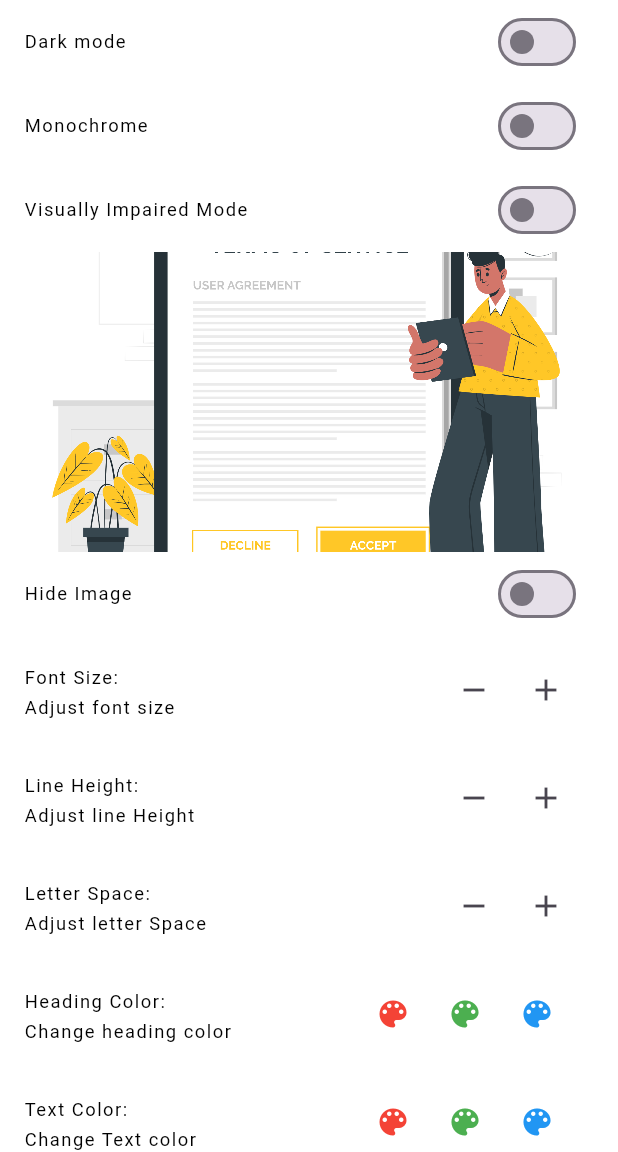
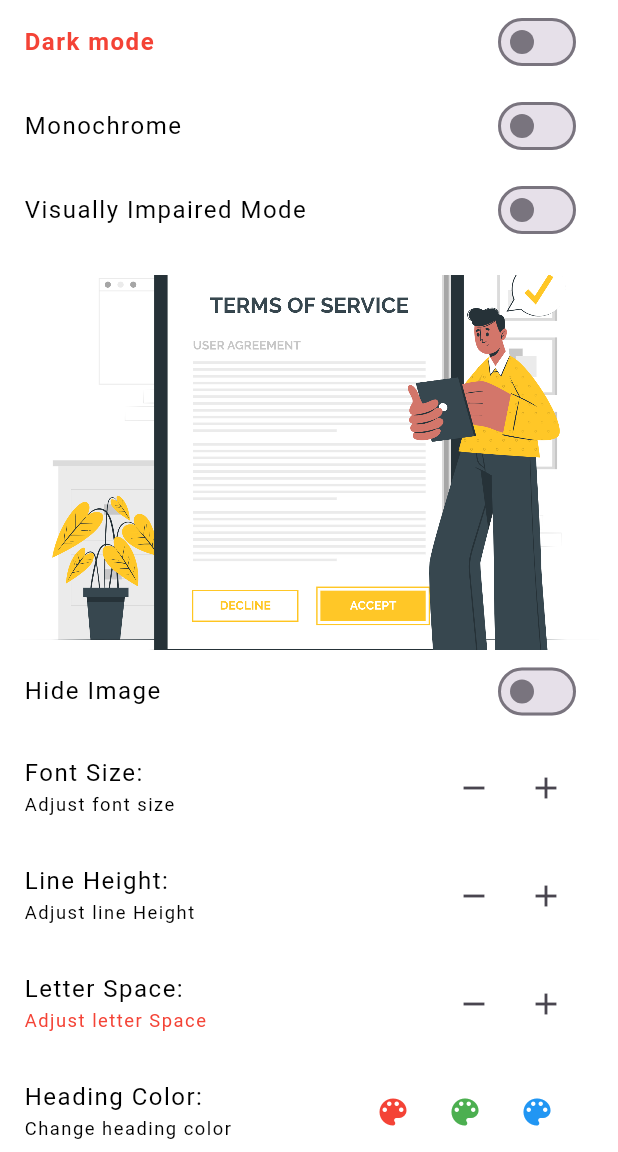
Before and after one commit to SSutharsangit/Accessibility, a Flutter app: the screen it shows after launch, after a tap on the "remove" icon, on a phone screen of 412 x 824 dp, the part 84-1236 px from its top. Run offline on Flutter 3.47's test engine with Material 3 defaults, Android fonts, the phone set to English and light mode, and no system bars.

Commit message:
changes and bug fixed

```diff
--- a/lib/accessibility_features.dart
+++ b/lib/accessibility_features.dart
@@ -1,6 +1,8 @@
 import 'package:flutter/material.dart';
 
 enum AppTheme { light, dark, highContrast }
+
+enum MonochromeMode { off, on }
 
 class AccessibilityFeatures extends ChangeNotifier {
   AppTheme _currentTheme = AppTheme.light;
@@ -13,12 +15,12 @@ class AccessibilityFeatures extends ChangeNotifier {
   Color _textBgColor = Colors.transparent; // Default text background color
   Color _scaldBgColor = Colors.white; // Default scaffold background color
   double _lineHeight = 1.0; // Default line height
-  double _letterSpacing= 1.0;
-  bool _monochrome=false;
-  Color _imageColor=Colors.white;
-  bool _imageVisibility=true;
-  Alignment _textAlignment=Alignment.centerLeft;
-
+  double _letterSpacing = 1.0;
+  // bool _monochrome = false;
+  Color _imageColor = Colors.white;
+  bool _imageVisibility = true;
+  Alignment _textAlignment = Alignment.centerLeft;
+  MonochromeMode _monochrome = MonochromeMode.off;
 
   // Constructor to initialize the theme
   AccessibilityFeatures() {
@@ -33,7 +35,7 @@ class AccessibilityFeatures extends ChangeNotifier {
   double get currentFontSize => _currentFontSize;
   bool get colorBlindMode => _colorBlindMode;
   bool get impairedMode => _impairedMode;
-  bool get monochrome => _monochrome;
+  MonochromeMode get monochrome => _monochrome;
   double get textScaleFactor => _textScaleFactor;
   Color get headingColor => _headingColor;
   Color get textColor => _textColor;
@@ -41,26 +43,31 @@ class AccessibilityFeatures extends ChangeNotifier {
   Color get scaldBgColor => _scaldBgColor;
   double get lineHeight => _lineHeight;
   double get letterSpacing => _letterSpacing;
-  Color get imageColor=>_imageColor;
-  bool  get imageVisibility=>_imageVisibility;
-  Alignment get textAlignment=>_textAlignment;
+  Color get imageColor => _imageColor;
+  bool get imageVisibility => _imageVisibility;
+  Alignment get textAlignment => _textAlignment;
 
   // Method to set the theme
   void setTheme(AppTheme theme) {
     _currentTheme = theme;
+    // print("_currentTheme $_currentTheme");
     notifyListeners(); // Notify listeners to update UI
   }
 
   // Method to increase font size
   void increaseFontSize() {
+    if (_currentFontSize <= 24) {
       _currentFontSize += 2.0;
       updateTextScaleFactor();
+    }
   }
 
   // Method to decrease font size
   void decreaseFontSize() {
+    if (_currentFontSize >= 12) {
       _currentFontSize -= 2.0;
       updateTextScaleFactor();
+    }
   }
 
   // Method to toggle color blind mode
@@ -77,19 +84,37 @@ class AccessibilityFeatures extends ChangeNotifier {
     _impairedMode = !_impairedMode;
     notifyListeners(); // Notify listeners to update UI
   }
+
+  void disableDarkMode() {
+    _currentTheme = AppTheme.light;
+    notifyListeners(); // Notify listeners to update UI
+  }
+
+  void disableLightMode() {
+    _currentTheme = AppTheme.dark;
+    notifyListeners(); // Notify listeners to update UI
+  }
+
   void toggleMonochrome() {
-  _monochrome = !_monochrome;
-  if (_monochrome) {
-    // Set colors to monochrome
+    _monochrome = _monochrome == MonochromeMode.off
+        ? MonochromeMode.on
+        : MonochromeMode.off;
+
+    final bool isMonochrome = _monochrome == MonochromeMode.on;
+    final bool isDarkTheme = _scaldBgColor == Colors.black;
+
+    if (!isMonochrome) {
+      // Set colors based on theme and monochrome mode
+      _textColor = isDarkTheme ? Colors.white : Colors.black;
+      _headingColor = isDarkTheme ? Colors.white : Colors.black;
+      _imageColor = Colors.white; // Always white in non-monochrome mode
+    } else {
+      // Set colors to grey when monochrome mode is on
       _textColor = Colors.grey;
       _headingColor = Colors.grey;
-    _imageColor= Colors.grey;
-  } else {
-    // Reset colors to normal
-    _textColor = Colors.black;
-    _headingColor = Colors.black;
-     _imageColor= Colors.white;
+      _imageColor = Colors.grey;
     }
+
     notifyListeners(); // Notify listeners to update UI
   }
 
@@ -102,18 +127,19 @@ class AccessibilityFeatures extends ChangeNotifier {
   // Method to update text scale factor
   void updateTextScaleFactor() {
     // Calculate text scale factor based on current font size
-    _textScaleFactor = _currentFontSize / 16.0; // Assuming 16.0 is the base font size
-    notifyListeners(); // Notify listeners to update UI
-  }
-    void hideImage() {
-    // Calculate text scale factor based on current font size
-    _imageVisibility = !_imageVisibility;// Assuming 16.0 is the base font size
+    _textScaleFactor =
+        _currentFontSize / 16.0; // Assuming 16.0 is the base font size
     notifyListeners(); // Notify listeners to update UI
   }
 
+  void hideImage() {
+    // Calculate text scale factor based on current font size
+    _imageVisibility = !_imageVisibility; // Assuming 16.0 is the base font size
+    notifyListeners(); // Notify listeners to update UI
+  }
 
   // Method to set heading color
-  void setHeadingColor(Color color) {
+  setHeadingColor(Color color) {
     _headingColor = color;
     notifyListeners();
   }
@@ -143,14 +169,19 @@ class AccessibilityFeatures extends ChangeNotifier {
   }
 
   void increaseLineHeight() {
+    if (_lineHeight <= 3.0) {
       _lineHeight += 0.1;
       notifyListeners();
     }
+  }
 
   void decreaseLineHeight() {
+    if (_lineHeight >= 0.5) {
       _lineHeight -= 0.1;
       notifyListeners();
     }
+  }
+
   void increaseLetterSpace() {
     _letterSpacing += 0.1;
     notifyListeners();
@@ -161,13 +192,11 @@ void decreaseLetterSpace() {
     notifyListeners();
   }
 
-
-
   // Method to reset all settings
   void reset() {
     _currentTheme = AppTheme.light;
     _impairedMode = false;
-    _monochrome=false;
+    _monochrome = MonochromeMode.off;
     _currentFontSize = 16.0;
     _colorBlindMode = false;
     _textScaleFactor = 1.0;
@@ -176,11 +205,11 @@ void decreaseLetterSpace() {
     _textColor = Colors.black;
     _textBgColor = Colors.transparent;
     _scaldBgColor = Colors.white;
-     _imageColor= Colors.white;
+    _imageColor = Colors.white;
     _lineHeight = 1.0;
-    _letterSpacing= 1.0;
-     _imageVisibility=true;
-   _textAlignment=Alignment.centerLeft;
+    _letterSpacing = 1.0;
+    _imageVisibility = true;
+    _textAlignment = Alignment.centerLeft;
     notifyListeners();
   }
 }
--- a/lib/accessible_heading_text.dart
+++ b/lib/accessible_heading_text.dart
@@ -1,27 +1,71 @@
+import 'package:accessibility_features/accessibility_features.dart';
 import 'package:flutter/material.dart';
 import 'package:provider/provider.dart';
-import 'package:accessibility_features/accessibility_features.dart';
 
-class AccessibleHeadingText extends StatelessWidget {
+class AccessibleHeadingText extends StatefulWidget {
   final String data;
   final TextStyle? style;
 
-  const AccessibleHeadingText(this.data, {super.key, this.style,});
+  const AccessibleHeadingText(
+    this.data, {
+    super.key,
+    this.style,
+  });
+
+  @override
+  State<AccessibleHeadingText> createState() => _AccessibleHeadingTextState();
+}
+
+class _AccessibleHeadingTextState extends State<AccessibleHeadingText> {
+  AccessibilityFeatures accessibilitySettings = AccessibilityFeatures();
+  late Color headingColor;
+
+  void initState() {
+    super.initState();
+    // Initialize heading color here
+    // headingColor = widget.style?.color ?? AccessibilityFeatures().headingColor;
+    accessibilitySettings.setHeadingColor(
+        widget.style?.color ?? AccessibilityFeatures().headingColor);
+  }
 
   @override
   Widget build(BuildContext context) {
     final accessibilitySettings = context.watch<AccessibilityFeatures>();
+    final double minFontSize = 16.0;
+    final double maxFontSize = 24.0;
+    final double minLineSpace = 0.5;
+    final double maxLineSpace = 3.0;
+
+    final Color? textColor = widget.style?.color;
+    final Color fallbackColor = accessibilitySettings.headingColor;
+    final bool isBlackOrWhite =
+        textColor == Colors.black || textColor == Colors.white;
+
+    final Color finalColor =
+        isBlackOrWhite ? fallbackColor : textColor ?? fallbackColor;
 
     return Align(
       alignment: accessibilitySettings.textAlignment,
       child: Text(
-        data,
-        style: (style ?? const TextStyle()).copyWith(
-          fontWeight: accessibilitySettings.impairedMode ? FontWeight.bold : FontWeight.normal,
-          backgroundColor: accessibilitySettings.textBgColor,
-          fontSize: accessibilitySettings.currentFontSize* accessibilitySettings.textScaleFactor* (accessibilitySettings.impairedMode ? 1.2 : 1) ,
-          color: accessibilitySettings.headingColor,
-          height: accessibilitySettings.lineHeight,
+        widget.data,
+        style: (widget.style ?? const TextStyle()).copyWith(
+          fontWeight: widget.style?.fontWeight ??
+              (accessibilitySettings.impairedMode
+                  ? FontWeight.bold
+                  : FontWeight.normal),
+          backgroundColor: widget.style?.backgroundColor ??
+              accessibilitySettings.textBgColor,
+          fontSize: ((widget.style?.fontSize ?? 0) *
+                      accessibilitySettings.textScaleFactor *
+                      (accessibilitySettings.impairedMode ? 1.2 : 1))
+                  .clamp(minFontSize, maxFontSize) ??
+              (accessibilitySettings.currentFontSize *
+                      accessibilitySettings.textScaleFactor *
+                      (accessibilitySettings.impairedMode ? 1.2 : 1))
+                  .clamp(minFontSize, maxFontSize),
+          color: finalColor,
+          height: accessibilitySettings.lineHeight
+              .clamp(minLineSpace, maxLineSpace),
           letterSpacing: accessibilitySettings.letterSpacing,
         ),
       ),
--- a/lib/accessible_text.dart
+++ b/lib/accessible_text.dart
@@ -1,28 +1,53 @@
+import 'package:accessibility_features/accessibility_features.dart';
 import 'package:flutter/material.dart';
 import 'package:provider/provider.dart';
-import 'package:accessibility_features/accessibility_features.dart';
 
 class AccessibleText extends StatelessWidget {
   final String data;
   final TextStyle? style;
 
+  const AccessibleText(this.data, {super.key, this.style});
 
-  const AccessibleText(this.data, {super.key, this.style});
+  final double minFontSize = 12.0;
+
+  final double maxFontSize = 20.0;
+  final double minLineSpace = 0.5;
+  final double maxLineSpace = 3.0;
 
   @override
   Widget build(BuildContext context) {
     final accessibilitySettings = context.watch<AccessibilityFeatures>();
+
+    final Color? textColor = style?.color;
+    final Color fallbackColor = accessibilitySettings.textColor;
+    final bool isBlackOrWhite =
+        textColor == Colors.black || textColor == Colors.white;
+
+    final Color finalColor =
+        isBlackOrWhite ? fallbackColor : textColor ?? fallbackColor;
 
     return Align(
       alignment: accessibilitySettings.textAlignment,
       child: Text(
         data,
         style: (style ?? const TextStyle()).copyWith(
-          fontWeight: accessibilitySettings.impairedMode ? FontWeight.bold : FontWeight.normal,
-          backgroundColor: accessibilitySettings.textBgColor,
-          fontSize: accessibilitySettings.currentFontSize* accessibilitySettings.textScaleFactor ,
-          color:  accessibilitySettings.textColor,
-          height: accessibilitySettings.lineHeight,
+          fontWeight: style?.fontWeight ??
+              (accessibilitySettings.impairedMode
+                  ? FontWeight.bold
+                  : FontWeight.normal),
+          backgroundColor:
+              style?.backgroundColor ?? accessibilitySettings.textBgColor,
+          fontSize: ((style?.fontSize ?? 0) *
+                      accessibilitySettings.textScaleFactor *
+                      (accessibilitySettings.impairedMode ? 1.2 : 1))
+                  .clamp(minFontSize, maxFontSize) ??
+              (accessibilitySettings.currentFontSize *
+                      accessibilitySettings.textScaleFactor *
+                      (accessibilitySettings.impairedMode ? 1.2 : 1))
+                  .clamp(minFontSize, maxFontSize),
+          color: finalColor,
+          height: accessibilitySettings.lineHeight
+              .clamp(minLineSpace, maxLineSpace),
           letterSpacing: accessibilitySettings.letterSpacing,
         ),
       ),
--- /dev/null
+++ b/test_app/devtools_options.yaml
@@ -0,0 +1 @@
+extensions:
--- a/test_app/lib/main.dart
+++ b/test_app/lib/main.dart
@@ -1,9 +1,9 @@
+import 'package:accessibility_features/accessibility_features.dart';
 import 'package:accessibility_features/accessible_heading_text.dart';
 import 'package:accessibility_features/accessible_text.dart';
 import 'package:accessibility_features/accessiblity_image.dart';
 import 'package:flutter/material.dart';
 import 'package:provider/provider.dart';
-import 'package:accessibility_features/accessibility_features.dart';
 import 'package:test_app/new.dart';
 
 void main() {
@@ -53,26 +53,31 @@ class _MyHomePageState extends State<MyHomePage> {
       ),
       body: ListView(
         children: [
-
           ListTile(
             title: AccessibleHeadingText(
                 accessibilitySettings.colorBlindMode
                     ? 'light mode'
                     : 'Dark mode',
-                style: const TextStyle(fontSize: 20.0)),
+                style: const TextStyle(
+                    fontSize: 17.0,
+                    color: Colors.red,
+                    fontWeight: FontWeight.bold)),
             trailing: Switch(
               value: accessibilitySettings.colorBlindMode,
-              onChanged: (value) {
+              onChanged: accessibilitySettings.monochrome == MonochromeMode.on
+                  ? null
+                  : (value) {
                       accessibilitySettings.toggleColorBlindMode();
-                // _updateTheme(context);
                     },
             ),
           ),
           ListTile(
-            title: const AccessibleHeadingText("Monochrome",
-                style: TextStyle(fontSize: 20.0)),
+            title: const AccessibleHeadingText(
+              "Monochrome",
+              style: TextStyle(fontSize: 17.0),
+            ),
             trailing: Switch(
-              value: accessibilitySettings.monochrome,
+              value: accessibilitySettings.monochrome == MonochromeMode.on,
               onChanged: (value) {
                 accessibilitySettings.toggleMonochrome();
                 // _updateTheme(context);
@@ -81,7 +86,7 @@ class _MyHomePageState extends State<MyHomePage> {
           ),
           ListTile(
             title: const AccessibleHeadingText("Visually Impaired Mode",
-                style: TextStyle(fontSize: 20.0)),
+                style: TextStyle(fontSize: 17.0)),
             trailing: Switch(
               value: accessibilitySettings.impairedMode,
               onChanged: (value) {
@@ -90,10 +95,13 @@ class _MyHomePageState extends State<MyHomePage> {
               },
             ),
           ),
+          const SizedBox(
+            height: 15,
+          ),
           const AccessibilityImage(
             image: AssetImage('assets/hello.png'),
-          width: 200,
-          height: 200,
+            width: 150,
+            height: 250,
             fit: BoxFit.cover,
             alignment: Alignment.center,
             colorBlendMode: BlendMode.colorBurn,
@@ -101,12 +109,12 @@ class _MyHomePageState extends State<MyHomePage> {
           ),
 
           ListTile(
-            title:  AccessibleHeadingText( accessibilitySettings.imageVisibility
+            title: AccessibleHeadingText(
+                accessibilitySettings.imageVisibility
                     ? 'Hide Image'
                     : 'Show Image',
-                style: const TextStyle(fontSize: 20.0)),
-
-            trailing:  Switch(
+                style: const TextStyle(fontSize: 17.0)),
+            trailing: Switch(
               value: !accessibilitySettings.imageVisibility,
               onChanged: (value) {
                 accessibilitySettings.hideImage();
@@ -115,10 +123,9 @@ class _MyHomePageState extends State<MyHomePage> {
             ),
           ),
 
-
           ListTile(
             title: const AccessibleHeadingText('Font Size: ',
-                style: TextStyle(fontSize: 20.0)),
+                style: TextStyle(fontSize: 17.0)),
             subtitle: const AccessibleText('Adjust font size',
                 style: TextStyle(
                   fontSize: 14.0,
@@ -144,7 +151,7 @@ class _MyHomePageState extends State<MyHomePage> {
 
           ListTile(
             title: const AccessibleHeadingText('Line Height: ',
-                style: TextStyle(fontSize: 20.0)),
+                style: TextStyle(fontSize: 17.0)),
             subtitle: const AccessibleText('Adjust line Height',
                 style: TextStyle(
                   fontSize: 14.0,
@@ -169,14 +176,13 @@ class _MyHomePageState extends State<MyHomePage> {
           ),
           ListTile(
             title: const AccessibleHeadingText('Letter Space: ',
-                style: TextStyle(fontSize: 20.0)),
-            subtitle: const AccessibleText('Adjust letter Space',
+                style: TextStyle(fontSize: 17.0)),
+            subtitle: const AccessibleText(
+              'Adjust letter Space',
               style: TextStyle(
                 fontSize: 14.0,
                 color: Colors.red,
-
               ),
-
             ),
             trailing: Row(
               mainAxisSize: MainAxisSize.min,
@@ -197,11 +203,10 @@ class _MyHomePageState extends State<MyHomePage> {
             ),
           ),
 
-
           // color change
           ListTile(
             title: const AccessibleHeadingText('Heading Color: ',
-                style: TextStyle(fontSize: 20.0)),
+                style: TextStyle(fontSize: 17.0)),
             subtitle: const AccessibleText('Change heading color',
                 style: TextStyle(
                   fontSize: 14.0,
@@ -244,7 +249,7 @@ class _MyHomePageState extends State<MyHomePage> {
           ),
           ListTile(
             title: const AccessibleHeadingText('Text Color: ',
-                style: TextStyle(fontSize: 20.0)),
+                style: TextStyle(fontSize: 17.0)),
             subtitle: const AccessibleText('Change Text color',
                 style: TextStyle(
                   fontSize: 14.0,
@@ -275,6 +280,9 @@ class _MyHomePageState extends State<MyHomePage> {
                 ],
               ),
             ),
+          ),
+          const SizedBox(
+            height: 15,
           ),
           ListTile(
             title: const AccessibleHeadingText('Text BackgroundColor: ',
@@ -310,6 +318,9 @@ class _MyHomePageState extends State<MyHomePage> {
               ),
             ),
           ),
+          const SizedBox(
+            height: 15,
+          ),
           ListTile(
             title: const AccessibleHeadingText(' Scalfold BackgroundColor: ',
                 style: TextStyle(fontSize: 15.0)),
@@ -344,11 +355,14 @@ class _MyHomePageState extends State<MyHomePage> {
               ),
             ),
           ),
+          const SizedBox(
+            height: 15,
+          ),
           Row(
             mainAxisAlignment: MainAxisAlignment.spaceAround,
             children: [
               GestureDetector(
-                onTap: (){
+                onTap: () {
                   accessibilitySettings.setTextAlignment(Alignment.centerLeft);
                 },
                 child: const Column(
@@ -359,7 +373,7 @@ class _MyHomePageState extends State<MyHomePage> {
                 ),
               ),
               GestureDetector(
-                    onTap: (){
+                onTap: () {
                   accessibilitySettings.setTextAlignment(Alignment.center);
                 },
                 child: const Column(
@@ -370,7 +384,7 @@ class _MyHomePageState extends State<MyHomePage> {
                 ),
               ),
               GestureDetector(
-                      onTap: (){
+                onTap: () {
                   accessibilitySettings.setTextAlignment(Alignment.centerRight);
                 },
                 child: const Column(
@@ -380,7 +394,6 @@ class _MyHomePageState extends State<MyHomePage> {
                   ],
                 ),
               ),
-
             ],
           ),
           GestureDetector(
@@ -392,9 +405,10 @@ class _MyHomePageState extends State<MyHomePage> {
                   ),
                 );
               },
-  child: const Center(child: Text("NEXT PAGE"))
+              child: const Center(child: Text("NEXT PAGE"))),
+          const SizedBox(
+            height: 15,
           ),
-
           ElevatedButton(
               onPressed: () {
                 accessibilitySettings.reset();
```
Also changed, not shown: test_app/pubspec.lock. Lines whose indentation alone changed are shown as unchanged.
